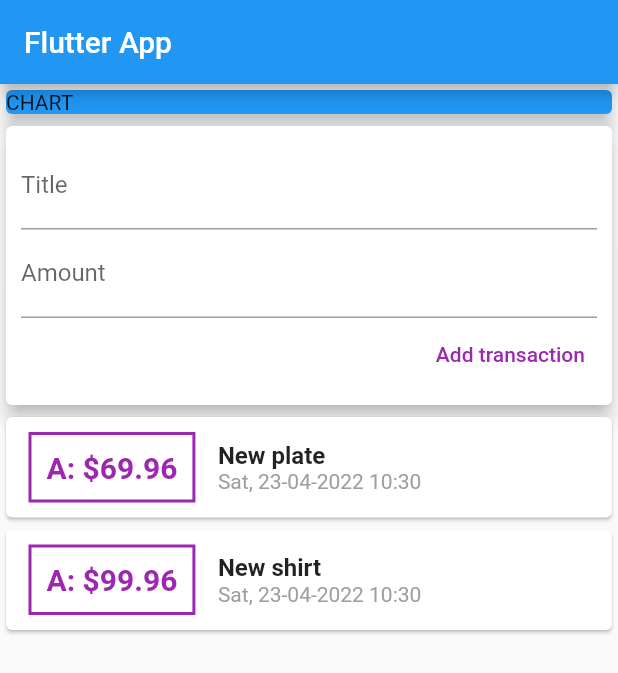
After one commit to prasetion/personal_expenses, a Flutter app: the screen it shows after launch, on a phone screen of 412 x 824 dp. The commit adds this screen. Shown: the top 673 px of the screen. Run offline on Flutter 3.47's test engine with Material 2 defaults, Android fonts, the phone set to English and light mode, and no system bars.

Commit message:
split widgets, using listviews

```diff
--- /dev/null
+++ b/lib/widgets/new_transaction.dart
@@ -0,0 +1,45 @@
+import 'package:flutter/material.dart';
+
+class NewTransaction extends StatelessWidget {
+  final Function addTransaction;
+  final titleController = TextEditingController();
+  final amountController = TextEditingController();
+
+  NewTransaction(this.addTransaction);
+
+  @override
+  Widget build(BuildContext context) {
+    return Card(
+      elevation: 5,
+      child: Container(
+        padding: EdgeInsets.all(10),
+        child: Column(
+          crossAxisAlignment: CrossAxisAlignment.end,
+          children: [
+            TextField(
+              decoration: InputDecoration(labelText: "Title"),
+              controller: titleController,
+            ),
+            TextField(
+              decoration: InputDecoration(labelText: "Amount"),
+              controller: amountController,
+            ),
+            TextButton(
+              onPressed: () {
+                addTransaction(
+                  titleController.text,
+                  double.parse(amountController.text),
+                );
+              },
+              child: Text("Add transaction"),
+              style: ButtonStyle(
+                foregroundColor:
+                    MaterialStateProperty.all<Color>(Colors.purple),
+              ),
+            ),
+          ],
+        ),
+      ),
+    );
+  }
+}
--- /dev/null
+++ b/lib/widgets/transaction_list.dart
@@ -0,0 +1,66 @@
+import 'package:flutter/material.dart';
+import '../models/transaction.dart';
+import 'package:intl/intl.dart';
+
+class TransactionList extends StatelessWidget {
+  final List<Transaction> transactions;
+
+  TransactionList(this.transactions);
+
+  @override
+  Widget build(BuildContext context) {
+    return Container(
+      height: 300,
+      child: ListView.builder(
+        itemBuilder: (context, index) {
+          return Card(
+            child: Row(
+              children: [
+                Container(
+                  margin: EdgeInsets.symmetric(
+                    vertical: 10,
+                    horizontal: 15,
+                  ),
+                  padding: EdgeInsets.all(10),
+                  decoration: BoxDecoration(
+                      border: Border.all(
+                    color: Colors.purple,
+                    width: 2,
+                  )),
+                  child: Text(
+                    "A: \$${transactions[index].amount}", // tx.amount.toString(),
+                    style: TextStyle(
+                      fontWeight: FontWeight.bold,
+                      fontSize: 20,
+                      color: Colors.purple,
+                    ),
+                  ),
+                ),
+                Column(
+                  crossAxisAlignment: CrossAxisAlignment.start,
+                  children: [
+                    Text(
+                      transactions[index].title,
+                      style: TextStyle(
+                        fontSize: 16,
+                        fontWeight: FontWeight.bold,
+                      ),
+                    ),
+                    Text(
+                      DateFormat("E, dd-MM-yyyy H:m")
+                          .format(transactions[index].date),
+                      style: TextStyle(
+                        color: Colors.grey,
+                      ),
+                    )
+                  ],
+                ),
+              ],
+            ),
+          );
+        },
+        itemCount: transactions.length,
+      ),
+    );
+  }
+}
--- /dev/null
+++ b/lib/widgets/user_transaction.dart
@@ -0,0 +1,49 @@
+import 'package:flutter/material.dart';
+import 'package:personal_expenses/widgets/new_transaction.dart';
+import 'package:personal_expenses/widgets/transaction_list.dart';
+import '../models/transaction.dart';
+
+class UserTransaction extends StatefulWidget {
+  @override
+  State<UserTransaction> createState() => _UserTransactionState();
+}
+
+class _UserTransactionState extends State<UserTransaction> {
+  final List<Transaction> _userTransactions = [
+    Transaction(
+      id: "t1",
+      title: "New plate",
+      amount: 69.96,
+      date: DateTime.now(),
+    ),
+    Transaction(
+      id: "t2",
+      title: "New shirt",
+      amount: 99.96,
+      date: DateTime.now(),
+    ),
+  ];
+
+  void _addNewTransaction(String transactionTitle, double transactionAmount) {
+    final newTransaction = Transaction(
+      id: DateTime.now().toString(),
+      title: transactionTitle,
+      amount: transactionAmount,
+      date: DateTime.now(),
+    );
+
+    setState(() {
+      _userTransactions.add(newTransaction);
+    });
+  }
+
+  @override
+  Widget build(BuildContext context) {
+    return Column(
+      children: [
+        NewTransaction(_addNewTransaction),
+        TransactionList(_userTransactions),
+      ],
+    );
+  }
+}
```
Also changed, not shown: lib/main.dart (+6 -98 lines), lib/models/transaction.dart (renamed from lib/transaction.dart).
